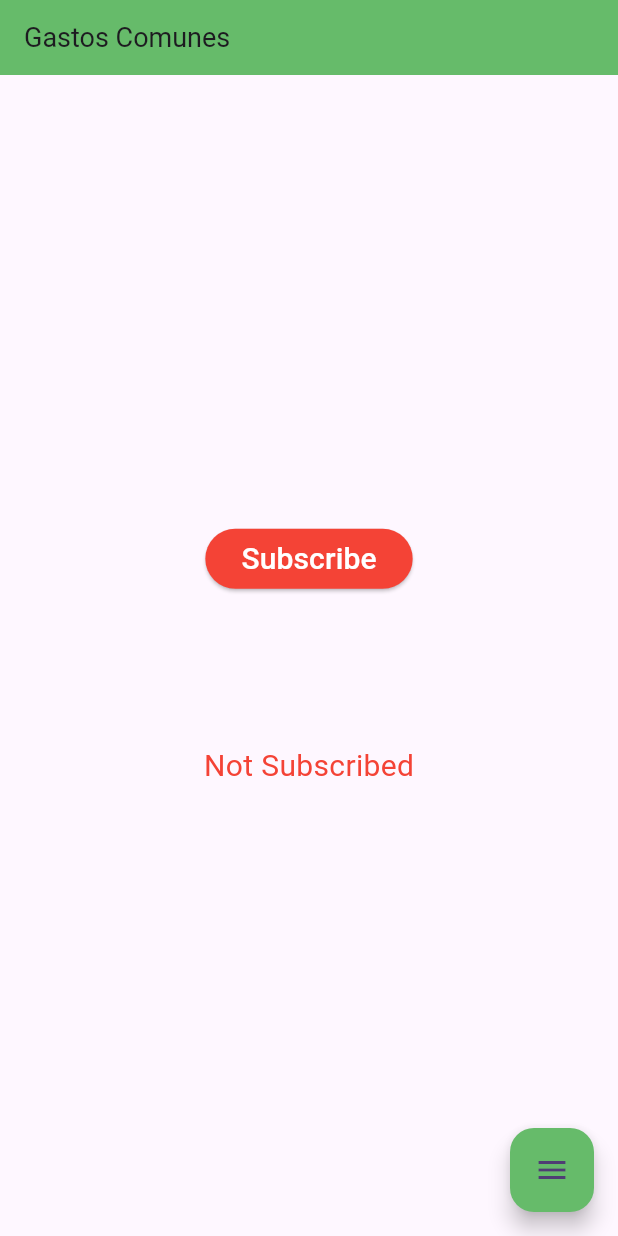
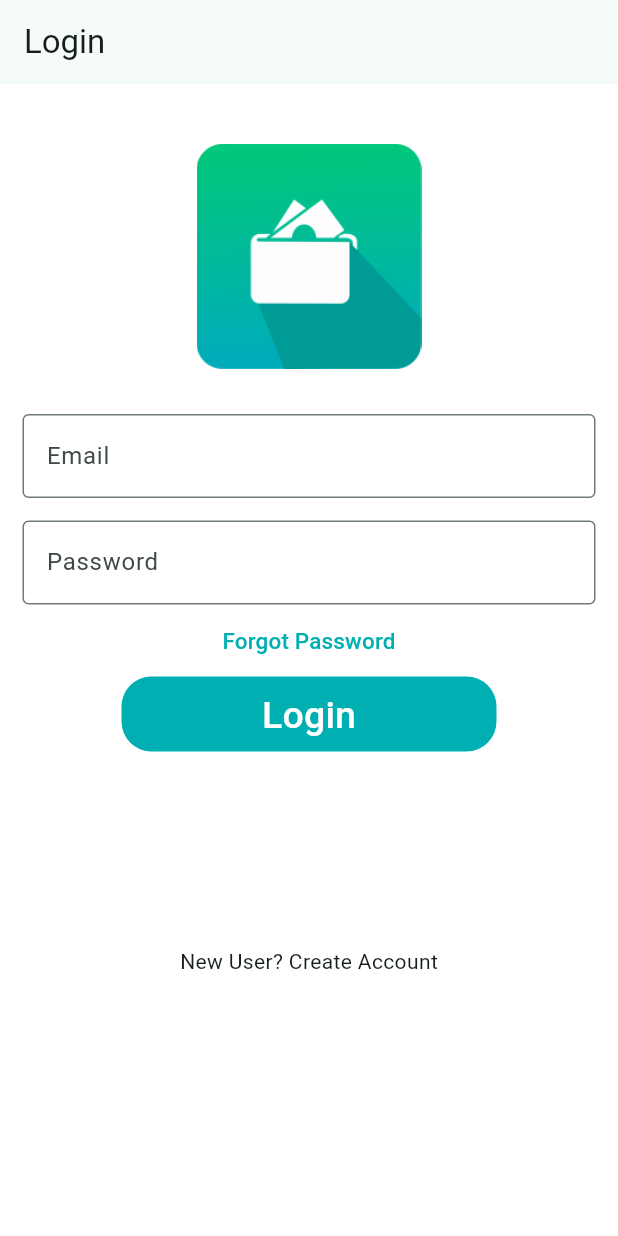
Before and after one commit to devs-toni/EXPENSES-MOBILE, a Flutter app: the screen it shows after launch, on a phone screen of 412 x 824 dp. Run offline on Flutter 3.47's test engine with Material 3 defaults, Android fonts, the phone set to English and light mode, and no system bars.

Commit message:
feat: create login page

```diff
--- a/lib/main.dart
+++ b/lib/main.dart
@@ -1,4 +1,4 @@
-import 'package:expenses/screens/home_screen.dart';
+import 'package:expenses/screens/login_screen.dart';
 import 'package:flutter/material.dart';
 
 void main() => runApp(const MyApp());
@@ -15,10 +15,10 @@ class MyApp extends StatelessWidget {
       title: appTitle,
       color: Colors.black12,
       theme: ThemeData(
-        colorScheme: ColorScheme.fromSeed(seedColor: Colors.deepPurple),
+        colorScheme: ColorScheme.fromSeed(seedColor: const Color.fromARGB(255,0,175,177)),
         useMaterial3: true,
       ),
-      home: const Home(),
+      home: const Login(),
     );
   }
 }
--- /dev/null
+++ b/lib/screens/login_screen.dart
@@ -0,0 +1,90 @@
+import 'package:expenses/screens/home_screen.dart';
+import 'package:flutter/material.dart';
+
+
+class Login extends StatefulWidget {
+  const Login({super.key});
+
+  @override
+  LoginState createState() => LoginState();
+}
+
+class LoginState extends State<Login> {
+  @override
+  Widget build(BuildContext context) {
+    return Scaffold(
+      backgroundColor: Colors.white,
+      appBar: AppBar(
+        title: const Text('Login'),
+      ),
+      body: SingleChildScrollView(
+        child: Column(
+          children: <Widget>[
+            Padding(
+              padding: const EdgeInsets.only(top: 40.0),
+              child: Center(
+                child: Container(
+                    width: 200,
+                    height: 150,
+                    margin: const EdgeInsets.only(bottom: 30),
+                    child: Image.asset('assets/icon.png')),
+              ),
+            ),
+            const Padding(
+              //padding: const EdgeInsets.only(left:15.0,right: 15.0,top:0,bottom: 0),
+              padding: EdgeInsets.symmetric(horizontal: 15),
+              child: TextField(
+                decoration: InputDecoration(
+                    border: OutlineInputBorder(),
+                    fillColor: Colors.red,
+                    labelText: 'Email',
+                    hintText: 'Enter valid email id as abc@gmail.com'),
+              ),
+            ),
+            const Padding(
+              padding: EdgeInsets.only(
+                  left: 15.0, right: 15.0, top: 15, bottom: 0),
+              child: TextField(
+
+                obscureText: true,
+                decoration: InputDecoration(
+                    border: OutlineInputBorder(),
+                    labelText: 'Password',
+                    hintText: 'Enter secure password'),
+              ),
+            ),
+            TextButton(
+              onPressed: (){
+                //TODO FORGOT PASSWORD SCREEN GOES HERE
+              },
+              child: const Text(
+                'Forgot Password',
+                style: TextStyle(color: Color.fromARGB(255,0,175,177), fontSize: 15),
+              ),
+            ),
+            Container(
+              height: 50,
+              width: 250,
+              decoration: BoxDecoration(
+                  color: const Color.fromARGB(255,0,175,177), borderRadius: BorderRadius.circular(20)),
+              child: TextButton(
+                onPressed: () {
+                  Navigator.push(
+                      context, MaterialPageRoute(builder: (_) => Home()));
+                },
+                child: const Text(
+                  'Login',
+                  style: TextStyle(color: Colors.white, fontSize: 25),
+                ),
+              ),
+            ),
+            const SizedBox(
+              height: 130,
+            ),
+            const Text('New User? Create Account')
+          ],
+        ),
+      ),
+    );
+  }
+}
--- a/pubspec.yaml
+++ b/pubspec.yaml
@@ -59,9 +59,8 @@ flutter:
   uses-material-design: true
 
   # To add assets to your application, add an assets section, like this:
-  # assets:
-  #   - images/a_dot_burr.jpeg
-  #   - images/a_dot_ham.jpeg
+  assets:
+    - assets/
 
   # An image asset can refer to one or more resolution-specific "variants", see
   # https://flutter.dev/assets-and-images/#resolution-aware
```
Also changed, not shown: assets/icon.png (added).
